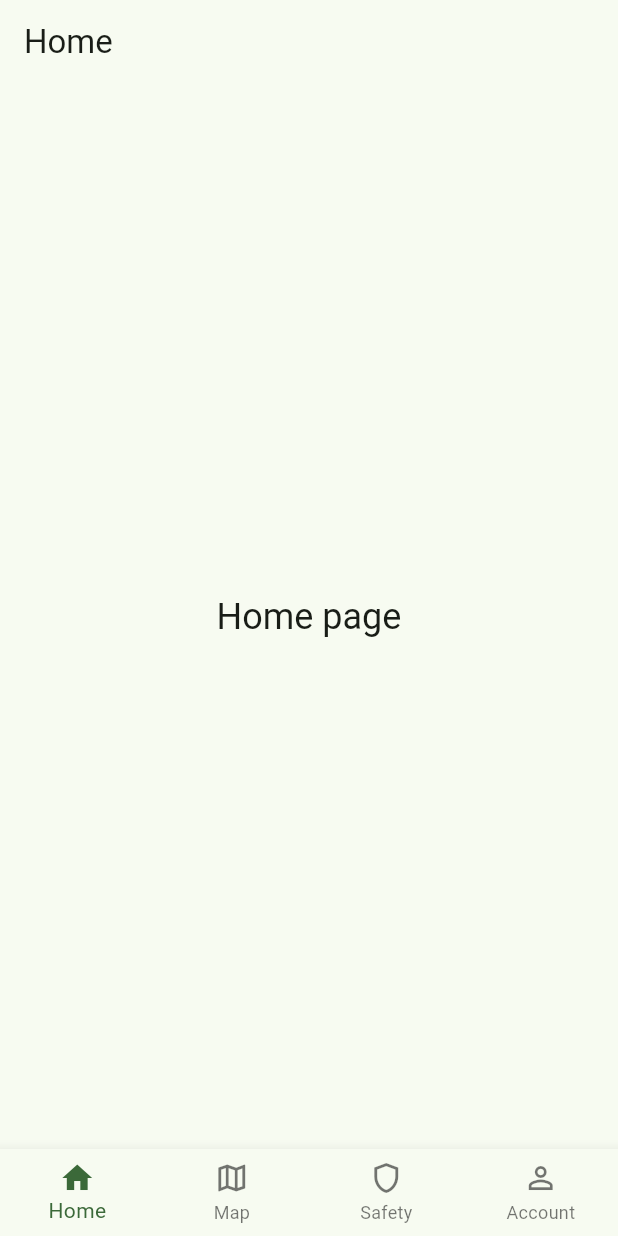
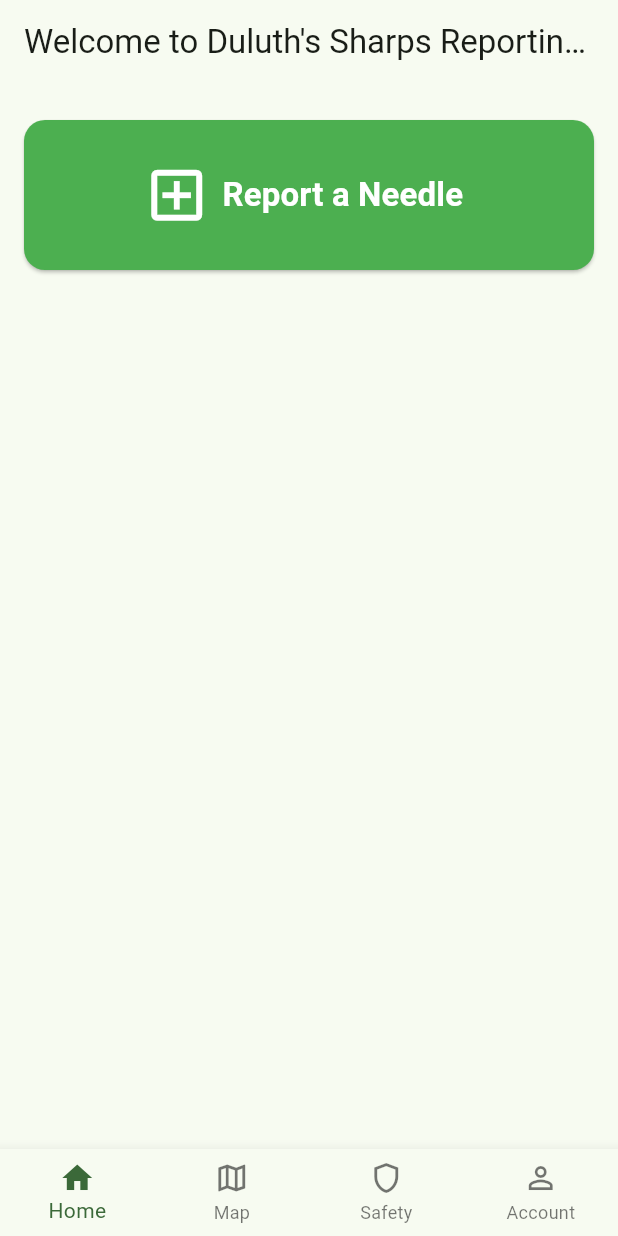
Before and after one commit to easrindahl/No-Sharps-Project, a Flutter app: the screen it shows after launch, on a phone screen of 412 x 824 dp. Run offline on Flutter 3.47's test engine with Material 3 defaults, Android fonts, the phone set to English and light mode, and no system bars; our stand-ins replace supabase_flutter; accounts and stored records are empty.

Commit message:
Added report button and blank report page

```diff
--- a/lib/main.dart
+++ b/lib/main.dart
@@ -1,6 +1,7 @@
 import 'package:flutter/material.dart';
 import 'package:supabase_flutter/supabase_flutter.dart';
 import 'navigation_shell.dart';
+import 'views/report_view.dart';
 
 // void main() {
 //   runApp(const MyApp());
@@ -13,7 +14,7 @@
     url: 'https://sbqgcbiceleykldwzeas.supabase.co',
     anonKey: 'eyJhbGciOiJIUzI1NiIsInR5cCI6IkpXVCJ9.eyJpc3MiOiJzdXBhYmFzZSIsInJlZiI6InNicWdjYmljZWxleWtsZHd6ZWFzIiwicm9sZSI6ImFub24iLCJpYXQiOjE3NzQzMDA4MDksImV4cCI6MjA4OTg3NjgwOX0.HI2wdvj1wUxjSgdumTd91UB9mteM80Oah2ORDSMjQBs',
   );
-  runApp(MyApp());
+  runApp(const MyApp());
 }
 
 class MyApp extends StatelessWidget {
@@ -26,6 +27,9 @@
       theme: ThemeData(
         colorScheme: ColorScheme.fromSeed(seedColor: Colors.green),
       ),
+      routes: {
+        '/report': (context) => const ReportView(),
+      },
       home: const NavigationShell(),
     );
   }
--- a/lib/views/home_view.dart
+++ b/lib/views/home_view.dart
@@ -6,11 +6,31 @@
   @override
   Widget build(BuildContext context) {
     return Scaffold(
-      appBar: AppBar(title: const Text('Home')),
-      body: Center(
-        child: Text(
-          'Home page',
-          style: Theme.of(context).textTheme.headlineSmall,
+      appBar: AppBar(title: const Text("Welcome to Duluth's Sharps Reporting App!")),
+      body: Padding(
+        padding: const EdgeInsets.fromLTRB(16, 24, 16, 16),
+        child: Align (
+          alignment: Alignment.topCenter,
+          child: SizedBox(
+            width: double.infinity,
+            height: 100,
+            child: ElevatedButton.icon(
+              onPressed: () => Navigator.pushNamed(context, '/report'),
+              icon: const Icon(Icons.add_box_outlined, size: 45),
+              label: const Text(
+                'Report a Needle',
+                style: TextStyle(fontSize: 22, fontWeight: FontWeight.w700),
+              ),
+              style: ElevatedButton.styleFrom(
+                backgroundColor: Colors.green,
+                foregroundColor: Colors.white,
+                shape: RoundedRectangleBorder(
+                  borderRadius: BorderRadius.circular(14),
+
+                ),
+              ),
+            ),
+          ),
         ),
       ),
     );
--- /dev/null
+++ b/lib/views/report_view.dart
@@ -0,0 +1,18 @@
+import 'package:flutter/material.dart';
+
+class ReportView extends StatelessWidget {
+  const ReportView({super.key});
+
+  @override
+  Widget build(BuildContext context) {
+    return Scaffold(
+      appBar: AppBar(title: const Text('Report a Needle')),
+      body: Center(
+        child: Text(
+          'Report page',
+          style: Theme.of(context).textTheme.headlineSmall,
+        ),
+      ),
+    );
+  }
+}
```
